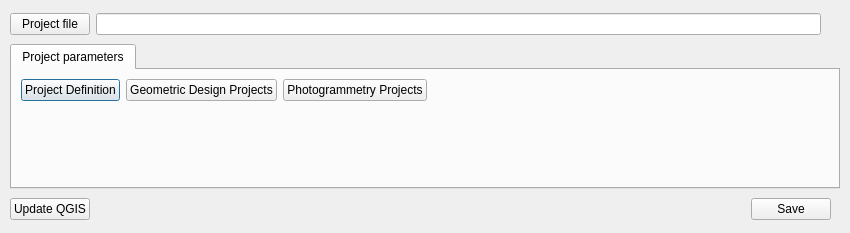
This is gui/VolumeTimeSeriesDialog.ui in UCLM-PAFyC/VolumeTimeSeries as Qt 5 draws it before an edit. The edited form follows.
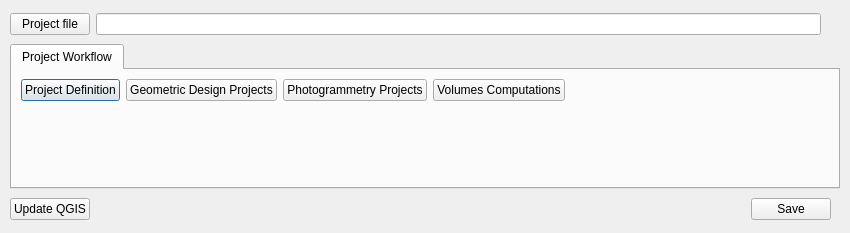
This is the edited form.

The edit to the form file:
```diff
--- a/gui/VolumeTimeSeriesDialog.ui
+++ b/gui/VolumeTimeSeriesDialog.ui
@@ -45,7 +45,7 @@
    </property>
    <widget class="QWidget" name="parametersTtab">
     <attribute name="title">
-     <string>Project parameters</string>
+     <string>Project Workflow</string>
     </attribute>
     <layout class="QGridLayout" name="gridLayout">
      <item row="0" column="0">
@@ -71,6 +71,13 @@
          </property>
         </widget>
        </item>
+       <item>
+        <widget class="QPushButton" name="volumesComputationsPushButton">
+         <property name="text">
+          <string>Volumes Computations</string>
+         </property>
+        </widget>
+       </item>
        <item>
         <spacer name="horizontalSpacer_3">
          <property name="orientation">
```
